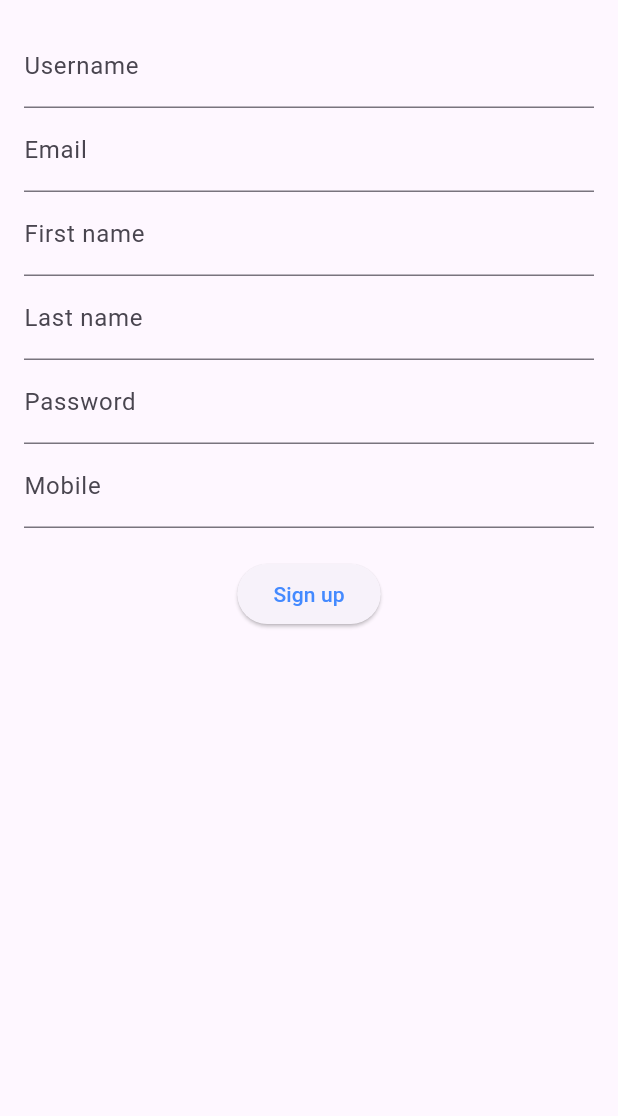
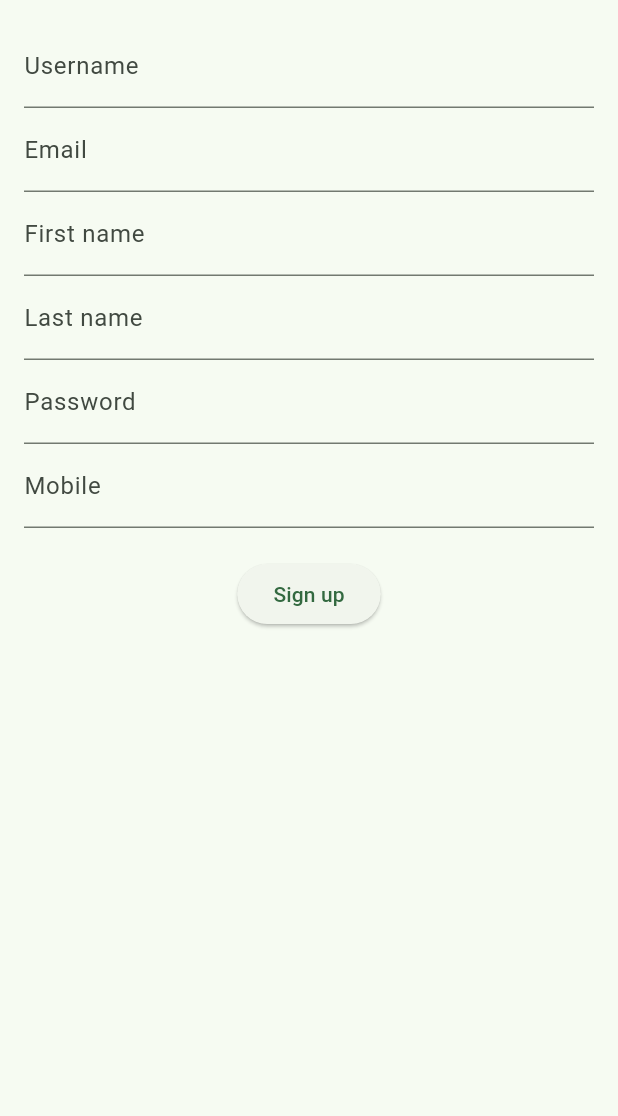
Before and after one commit to pablichoka/kCal_frontend, a Flutter app: the screen it shows after launch, after a tap on "Sign up", on a phone screen of 412 x 824 dp, the part 120-1236 px from its top. Run offline on Flutter 3.47's test engine with Material 3 defaults, Android fonts, the phone set to English and light mode, and no system bars; our stand-ins replace flutter_secure_storage, sidebarx; network calls fail.

Commit message:
Add provider dependency. Enhanced appareance of dashboard. Add light and dark mode.

```diff
--- a/lib/forms/login.dart
+++ b/lib/forms/login.dart
@@ -1,7 +1,6 @@
 import 'package:flutter/material.dart';
 import 'package:flutter/services.dart';
 import 'package:kcal_control_frontend/services/api_service.dart' as api;
-import 'package:kcal_control_frontend/pages/logout_test.dart';
 
 import '../pages/dashboard.dart';
 import '../widgets/app_bar.dart';
--- a/lib/main.dart
+++ b/lib/main.dart
@@ -1,5 +1,7 @@
 import 'package:flutter/material.dart';
 import 'package:flutter_secure_storage/flutter_secure_storage.dart';
+import 'package:kcal_control_frontend/services/theme_provider.dart';
+import 'package:provider/provider.dart';
 
 import 'services/app_controller.dart';
 
@@ -7,5 +9,9 @@ const storage = FlutterSecureStorage();
 
 Future<void> main() async {
   WidgetsFlutterBinding.ensureInitialized();
-  runApp(const KCalFront());
-}
+  runApp(
+      ChangeNotifierProvider(
+        create: (context) => ThemeNotifier(),
+        child: const KCalFront(),
+      ),
+  );}
--- a/lib/pages/homePage.dart
+++ b/lib/pages/homePage.dart
@@ -55,12 +55,12 @@ class _HomePage extends State<HomePage> {
                                   TextSpan(
                                     text: " @${item.user.userName}",
                                     style:
-                                        Theme.of(context).textTheme.subtitle1,
+                                        Theme.of(context).textTheme.bodySmall,
                                   ),
                                 ]),
                               )),
                               Text('· 5m',
-                                  style: Theme.of(context).textTheme.subtitle1),
+                                  style: Theme.of(context).textTheme.bodySmall),
                               const Padding(
                                 padding: EdgeInsets.only(left: 8.0),
                                 child: Icon(Icons.more_horiz),
--- a/lib/pages/profile.dart
+++ b/lib/pages/profile.dart
@@ -19,7 +19,7 @@ class ProfilePage extends StatelessWidget {
                     "Richie Lorie",
                     style: Theme.of(context)
                         .textTheme
-                        .headline6
+                        .headlineMedium
                         ?.copyWith(fontWeight: FontWeight.bold),
                   ),
                   const SizedBox(height: 16),
@@ -100,7 +100,7 @@ class _ProfileInfoRow extends StatelessWidget {
       ),
       Text(
         item.title,
-        style: Theme.of(context).textTheme.caption,
+        style: Theme.of(context).textTheme.bodySmall,
       )
     ],
   );
--- a/lib/services/api_service.dart
+++ b/lib/services/api_service.dart
@@ -62,7 +62,6 @@ class ApiService {
       'Authorization': 'Bearer $_accessToken'
     });
     if (response.statusCode == 200) {
-      print("Me he deslogueado con $_accessToken");
       await storage.delete(key: 'accessToken');
       id = null;
       _role = null;
--- a/lib/services/app_controller.dart
+++ b/lib/services/app_controller.dart
@@ -1,52 +1,65 @@
 import 'package:flutter/material.dart';
 import 'package:kcal_control_frontend/pages/index.dart';
 import 'package:flutter/foundation.dart' show kIsWeb;
+import 'package:kcal_control_frontend/services/theme_provider.dart';
+import 'package:provider/provider.dart';
 
-final ThemeData _kCalControlTheme = _buildKCalControlTheme();
+final ThemeData _kCalControlLightTheme = _buildKCalControlLightTheme();
+final ThemeData _kCalControlDarkTheme = _buildKCalControlDarkTheme();
 
-ThemeData _buildKCalControlTheme() {
+ThemeData _buildKCalControlLightTheme() {
   final ThemeData lightTheme = ThemeData.light();
-  return lightTheme.copyWith(
-    colorScheme: lightTheme.colorScheme.copyWith(
-      primary: Colors.blueAccent,
-      onPrimary: Colors.deepPurpleAccent,
-      secondary: Colors.tealAccent,
-      onSecondary: Colors.white,
-    ),
+  return ThemeData(
+    useMaterial3: true,
+    brightness: Brightness.light,
+    colorScheme: ColorScheme.fromSeed(
+        seedColor: const Color.fromRGBO(164, 194, 165, 1),
+        brightness: Brightness.light),
     textTheme: _buildKCalControlTextTheme(lightTheme.textTheme),
   );
 }
 
+ThemeData _buildKCalControlDarkTheme() {
+  final ThemeData darkTheme = ThemeData.dark();
+  return ThemeData(
+    useMaterial3: true,
+    brightness: Brightness.dark,
+    colorScheme: ColorScheme.fromSeed(
+        seedColor: const Color.fromRGBO(164, 194, 165, 1),
+        brightness: Brightness.dark),
+    textTheme: _buildKCalControlTextTheme(darkTheme.textTheme),
+  );
+}
+
 TextTheme _buildKCalControlTextTheme(TextTheme base) {
-  return base.copyWith(
+  return base
+      .copyWith(
         headlineSmall: base.headlineSmall?.copyWith(
           fontFamily: 'ProductSans',
           fontWeight: FontWeight.w300,
         ),
-    headlineMedium: base.headlineMedium?.copyWith(
-        fontFamily: 'ProductSans',
-        fontWeight: FontWeight.w400
-    ),
-    headlineLarge: base.headlineLarge?.copyWith(
-        fontFamily: 'ProductSans',
-        fontWeight: FontWeight.w500
-    ),
-  ).apply(
+        headlineMedium: base.headlineMedium
+            ?.copyWith(fontFamily: 'ProductSans', fontWeight: FontWeight.w400),
+        headlineLarge: base.headlineLarge
+            ?.copyWith(fontFamily: 'ProductSans', fontWeight: FontWeight.w500),
+      )
+      .apply(
         displayColor: Colors.white,
       );
 }
 
 class KCalFront extends StatelessWidget {
-  const KCalFront({Key? key}) :super (key: key);
+  const KCalFront({Key? key}) : super(key: key);
 
   @override
   Widget build(BuildContext context) {
+    final themeNotifier = Provider.of<ThemeNotifier>(context);
     return MaterialApp(
-      home: kIsWeb ? const WebIndex() : const WebIndex(), //here viewPerDevice is selected
-      theme: _kCalControlTheme,
+      home: kIsWeb ? const WebIndex() : const WebIndex(),
+      theme: _kCalControlLightTheme,
+      darkTheme: _kCalControlDarkTheme,
+      themeMode: themeNotifier.themeMode,
       debugShowCheckedModeBanner: false,
     );
   }
-
-
 }
--- /dev/null
+++ b/lib/services/theme_provider.dart
@@ -0,0 +1,16 @@
+import 'package:flutter/material.dart';
+
+class ThemeNotifier extends ChangeNotifier {
+  ThemeMode _themeMode = ThemeMode.light;
+
+  ThemeMode get themeMode => _themeMode;
+
+  void toggleTheme() {
+    if (_themeMode == ThemeMode.light) {
+      _themeMode = ThemeMode.dark;
+    } else {
+      _themeMode = ThemeMode.light;
+    }
+    notifyListeners();
+  }
+}
--- a/pubspec.yaml
+++ b/pubspec.yaml
@@ -22,6 +22,7 @@ dependencies:
   dio: ^5.4.0
   flutter_secure_storage: ^9.2.1
   sidebarx: ^0.17.1
+  provider: ^6.1.2
 
 dev_dependencies:
   flutter_test:
```
Also changed, not shown: lib/pages/dashboard.dart (+38 -73 lines), lib/pages/logout_test.dart (deleted, +0 -78 lines), lib/themes/sidebar_theme.dart (+38 -29 lines), lib/themes/theme_colors.dart (added, +7 -0 lines), 1 other file. Lines whose indentation alone changed are shown as unchanged.
